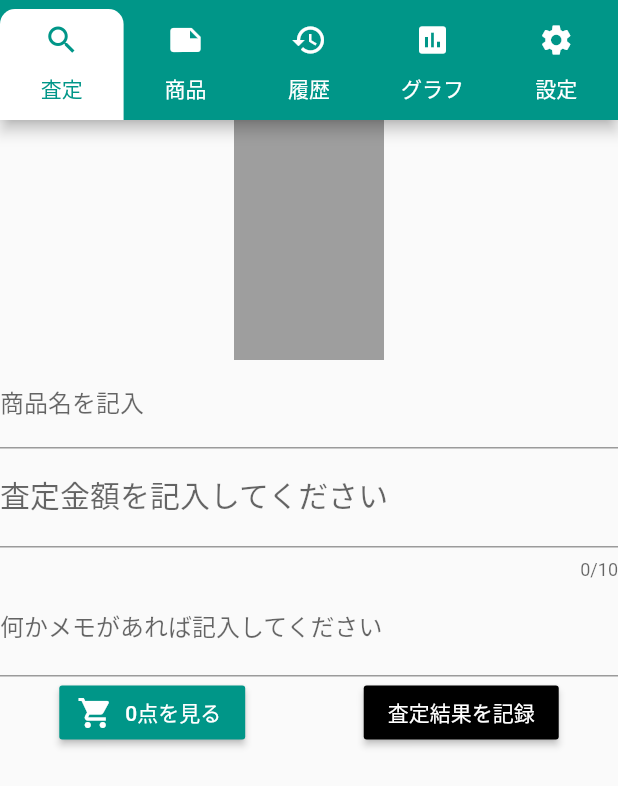
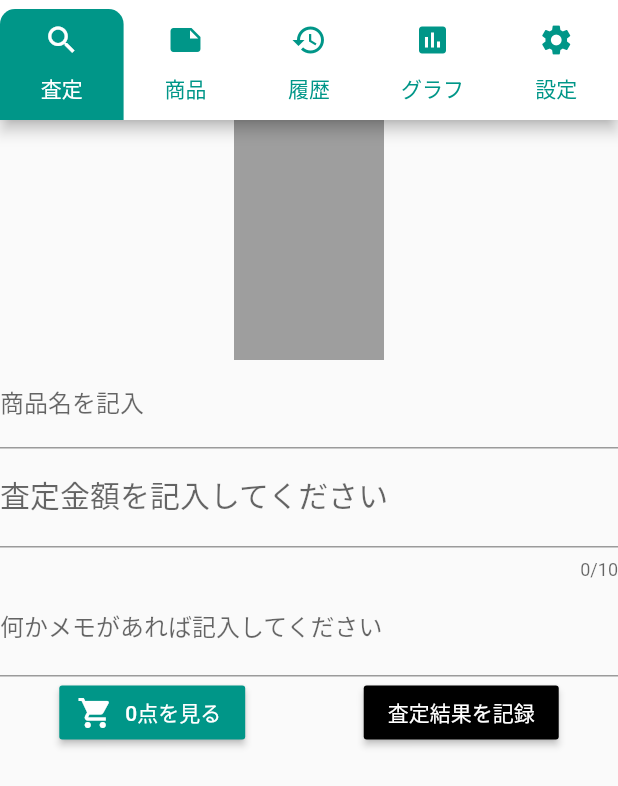
Before and after one commit to Juicy99/SABU-app, a Flutter app: the MyHomePage screen opened directly, on a phone screen of 412 x 824 dp. Shown: the top 786 px of the screen. Run offline on Flutter 3.47's test engine with Material 2 defaults, Android fonts, the phone set to English and light mode, and no system bars; our stand-ins replace charts_flutter, cloud_firestore, firebase_auth, firebase_core, firebase_storage, flutter_signin_button and 2 more; accounts and stored records are empty; network calls fail.

```diff
--- a/lib/Item_page.dart
+++ b/lib/Item_page.dart
@@ -30,7 +30,7 @@ class _ItemPageState extends State<ItemPage> {
         title: Card(
           child: TextField(
             decoration: InputDecoration(
-                prefixIcon: Icon(Icons.search), hintText: '商品情報を検索'),
+                prefixIcon: Icon(Icons.search), hintText: '査定結果を検索'),
             onChanged: (val) {
               setState(() {
                 name = val;
--- a/lib/cart_page.dart
+++ b/lib/cart_page.dart
@@ -185,6 +185,8 @@ class CartPage2 extends StatelessWidget {
                         },
                       ),
                       onTap: () {
+                        historyService.orderList
+                            .add(historyService.history[index].docId);
                         return Navigator.push(
                           context,
                           MaterialPageRoute(
--- a/lib/home.dart
+++ b/lib/home.dart
@@ -46,18 +46,18 @@ class _MyHomePageState extends State<MyHomePage>
         appBar: PreferredSize(
           preferredSize: Size.fromHeight(80.0),
           child: AppBar(
-            backgroundColor: Colors.teal,
+            backgroundColor: Colors.white,
             bottom: TabBar(
               controller: _controller,
               tabs: _tab,
-              labelColor: Colors.teal,
-              indicatorColor: Colors.teal,
-              unselectedLabelColor: Colors.white,
+              labelColor: Colors.white,
+              indicatorColor: Colors.white,
+              unselectedLabelColor: Colors.teal,
               indicator: BoxDecoration(
                   borderRadius: BorderRadius.only(
                       topLeft: Radius.circular(10),
                       topRight: Radius.circular(10)),
-                  color: Colors.white),
+                  color: Colors.teal),
             ),
           ),
         ),
--- a/lib/order_notify.dart
+++ b/lib/order_notify.dart
@@ -150,4 +150,6 @@ class OrderNotify extends ChangeNotifier {
     final downloadURL = await snapshot.ref.getDownloadURL();
     return downloadURL;
   }
+
+  List orderList = [];
 }
```
Also changed, not shown: lib/order_history_list.dart (+7 -4 lines).
